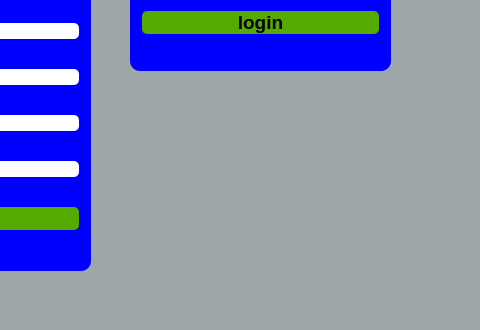
Above: studentSuccessUpdate/mainwindow.ui from Kienda/HonorsProject before the change; both pictures show x 320 to 800 and y 270 to 600 of the 800 by 600 pixel window. Below: the same form after it.
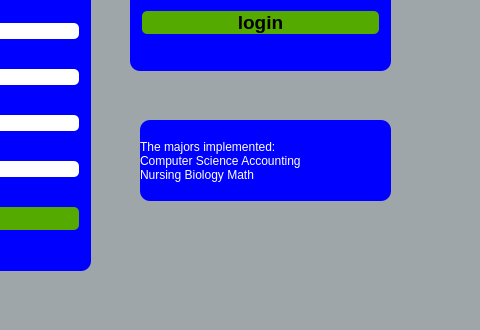
That is the form after the change.

Patch:
```diff
--- a/studentSuccessUpdate/mainwindow.ui
+++ b/studentSuccessUpdate/mainwindow.ui
@@ -238,6 +238,28 @@
 Your Student Journey...</string>
     </property>
    </widget>
+   <widget class="QLabel" name="label">
+    <property name="geometry">
+     <rect>
+      <x>460</x>
+      <y>390</y>
+      <width>251</width>
+      <height>81</height>
+     </rect>
+    </property>
+    <property name="styleSheet">
+     <string notr="true">background-color: rgb(0, 0, 255);
+color: rgb(255, 255, 255);
+font: 900 italic 12pt &quot;Segoe UI&quot;;
+border-radius:10px;
+</string>
+    </property>
+    <property name="text">
+     <string>The majors implemented:
+Computer Science Accounting 
+Nursing Biology Math</string>
+    </property>
+   </widget>
   </widget>
   <widget class="QMenuBar" name="menubar">
    <property name="geometry">
```
